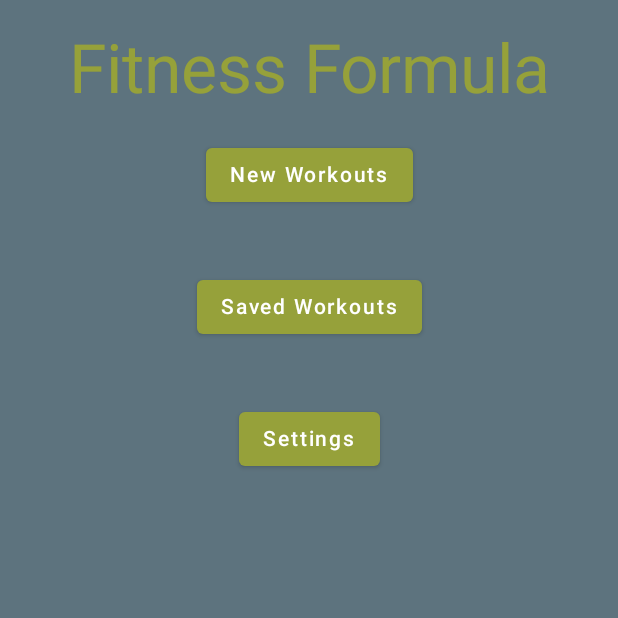
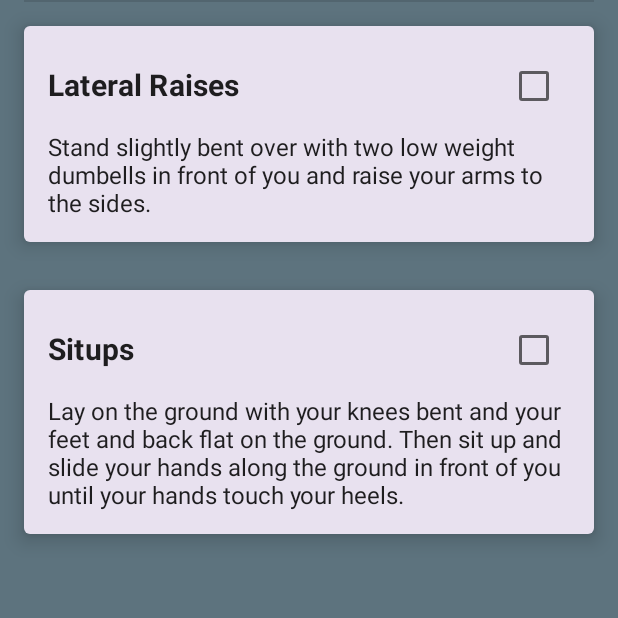
Before and after one commit to ethanziegler1/FitnessFormula, an Android app built with Jetpack Compose: the screen it shows after launch (MainActivity before the commit, SavedWorkouts after it), after a tap on "Saved Workouts", on a phone screen of 412 x 824 dp, the top half of it. Run offline under Robolectric (Android 15) with nearby library versions, the phone set to English and light mode, and no system bars.

Commit message:
Added Saved Workouts page and added navigation to the button on MainActivity

```diff
--- a/app/src/main/AndroidManifest.xml
+++ b/app/src/main/AndroidManifest.xml
@@ -1,6 +1,6 @@
 <?xml version="1.0" encoding="utf-8"?>
 <manifest xmlns:android="http://schemas.android.com/apk/res/android"
-    xmlns:tools="http://schemas.android.com/tools" >
+    xmlns:tools="http://schemas.android.com/tools">
 
     <application
         android:allowBackup="true"
@@ -11,12 +11,21 @@
         android:roundIcon="@mipmap/ic_launcher_round"
         android:supportsRtl="true"
         android:theme="@style/Theme.FitnessFormula"
-        tools:targetApi="31" >
+        tools:targetApi="31">
+        <activity
+            android:name=".SavedWorkouts"
+            android:exported="false"
+            android:label="@string/title_activity_saved_workouts"
+            android:theme="@style/Theme.FitnessFormula">
+            <meta-data
+                android:name="android.app.lib_name"
+                android:value="" />
+        </activity>
         <activity
             android:name=".Settings"
             android:exported="false"
             android:label="@string/title_activity_settings"
-            android:theme="@style/Theme.FitnessFormula" >
+            android:theme="@style/Theme.FitnessFormula">
             <meta-data
                 android:name="android.app.lib_name"
                 android:value="" />
@@ -25,7 +34,7 @@
             android:name=".WorkoutDisplay"
             android:exported="false"
             android:label="@string/title_activity_workout_display"
-            android:theme="@style/Theme.FitnessFormula" >
+            android:theme="@style/Theme.FitnessFormula">
             <meta-data
                 android:name="android.app.lib_name"
                 android:value="" />
@@ -34,7 +43,7 @@
             android:name=".MainActivity"
             android:exported="true"
             android:label="@string/app_name"
-            android:theme="@style/Theme.FitnessFormula" >
+            android:theme="@style/Theme.FitnessFormula">
             <intent-filter>
                 <action android:name="android.intent.action.MAIN" />
 
--- a/app/src/main/java/edu/towson/cosc435vails/fitnessformula/MainActivity.kt
+++ b/app/src/main/java/edu/towson/cosc435vails/fitnessformula/MainActivity.kt
@@ -54,7 +54,7 @@ fun MainPage() {
             Text("New Workouts")
         }
         Button(
-            {},
+            {localContext.startActivity(Intent(localContext,SavedWorkouts::class.java))},
             modifier = Modifier.padding(20.dp)
         ) {
             Text("Saved Workouts")
--- /dev/null
+++ b/app/src/main/java/edu/towson/cosc435vails/fitnessformula/SavedWorkouts.kt
@@ -0,0 +1,103 @@
+package edu.towson.cosc435vails.fitnessformula
+
+import android.os.Bundle
+import androidx.activity.ComponentActivity
+import androidx.activity.compose.setContent
+import androidx.compose.foundation.clickable
+import androidx.compose.foundation.layout.*
+import androidx.compose.foundation.lazy.LazyColumn
+import androidx.compose.foundation.lazy.itemsIndexed
+import androidx.compose.foundation.lazy.rememberLazyListState
+import androidx.compose.material.*
+import androidx.compose.material.icons.Icons
+import androidx.compose.material.icons.filled.Add
+import androidx.compose.runtime.Composable
+import androidx.compose.runtime.mutableStateOf
+import androidx.compose.runtime.remember
+import androidx.compose.ui.Alignment
+import androidx.compose.ui.Modifier
+import androidx.compose.ui.text.font.FontWeight
+import androidx.compose.ui.tooling.preview.Preview
+import androidx.compose.ui.unit.dp
+import edu.towson.cosc435vails.fitnessformula.ui.theme.FitnessFormulaTheme
+
+class SavedWorkouts : ComponentActivity() {
+    override fun onCreate(savedInstanceState: Bundle?) {
+        super.onCreate(savedInstanceState)
+        setContent {
+            FitnessFormulaTheme {
+                // A surface container using the 'background' color from the theme
+                Surface(
+                    modifier = Modifier.fillMaxSize(),
+                    color = MaterialTheme.colors.background
+                ) {
+                    SavedWorkoutsPage()
+                }
+            }
+        }
+    }
+}
+
+@Composable
+fun SavedWorkoutsPage() {
+    val savedExercises = listOf(
+        Exercise("Lateral Raises", "Stand slightly bent over with two low weight dumbells in front of you and raise your arms to the sides."),
+        Exercise("Situps","Lay on the ground with your knees bent and your feet and back flat on the ground. Then sit up and slide your hands along the ground in front of you until your hands touch your heels.")
+    )
+
+    SavedExerciseLazyColumn(exercises = savedExercises)
+}
+
+@Composable
+fun SavedExerciseLazyColumn(exercises: List<Exercise>) {
+    val lazyListState = rememberLazyListState()
+
+
+    LazyColumn(state = lazyListState) {
+        itemsIndexed(exercises) { index, exercise ->
+            if (index % 2 == 0) {
+                // add a divider after every other item
+                Divider(Modifier.padding(horizontal = 16.dp))
+            }
+            SavedExerciseCard(exercise = exercise)
+        }
+    }
+}
+
+@Composable
+fun SavedExerciseCard(exercise: Exercise) {
+    Card(
+        modifier = Modifier
+            .fillMaxWidth()
+            .padding(16.dp),
+        elevation = 8.dp
+    ) {
+        Column(modifier = Modifier.padding(16.dp)) {
+            Row(
+                modifier = Modifier.fillMaxWidth(),
+                horizontalArrangement = Arrangement.SpaceBetween,
+                verticalAlignment = Alignment.CenterVertically
+            ) {
+                Text(
+                    text = exercise.name,
+                    style = MaterialTheme.typography.h6,
+                    fontWeight = FontWeight.Bold
+                )
+                Checkbox(
+                    checked = false,
+                    onCheckedChange = {}
+                )
+            }
+            Spacer(modifier = Modifier.height(8.dp))
+            Text(text = exercise.description, style = MaterialTheme.typography.body1)
+        }
+    }
+}
+
+@Preview(showBackground = true)
+@Composable
+fun DefaultPreview3() {
+    FitnessFormulaTheme {
+        SavedWorkoutsPage()
+    }
+}
--- a/app/src/main/res/values/strings.xml
+++ b/app/src/main/res/values/strings.xml
@@ -2,4 +2,6 @@
     <string name="app_name">FitnessFormula</string>
     <string name="title_activity_workout_display">WorkoutDisplay</string>
     <string name="title_activity_settings">Settings</string>
+    <string name="title_activity_add_workout">AddWorkout</string>
+    <string name="title_activity_saved_workouts">SavedWorkouts</string>
 </resources>
```
